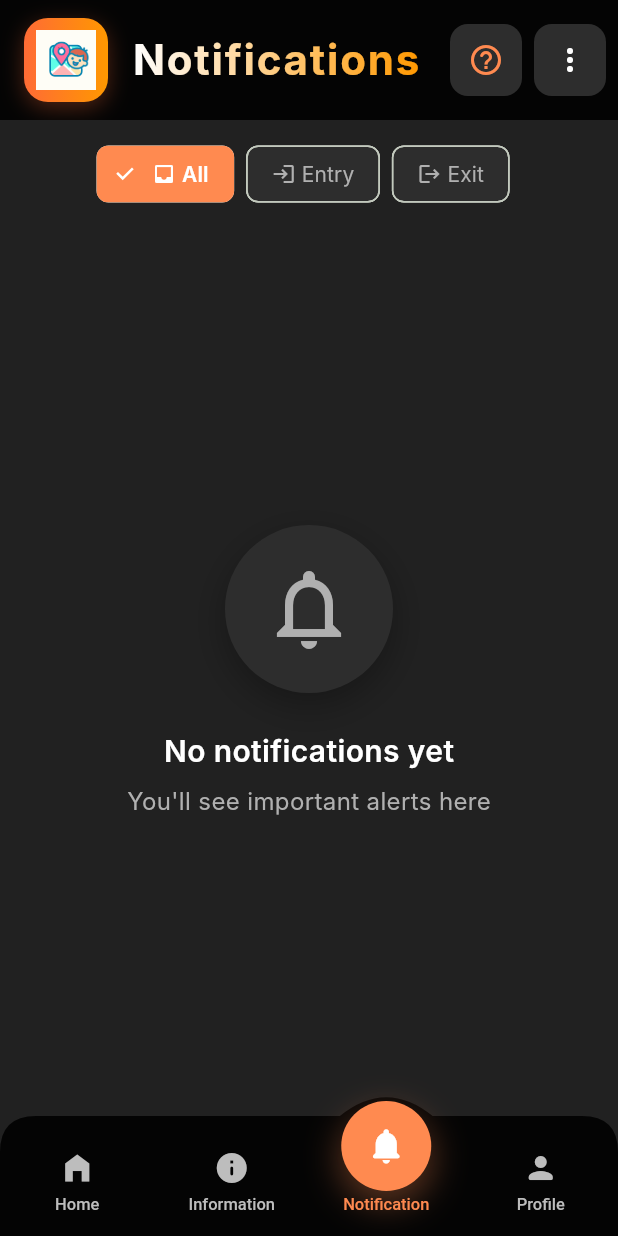
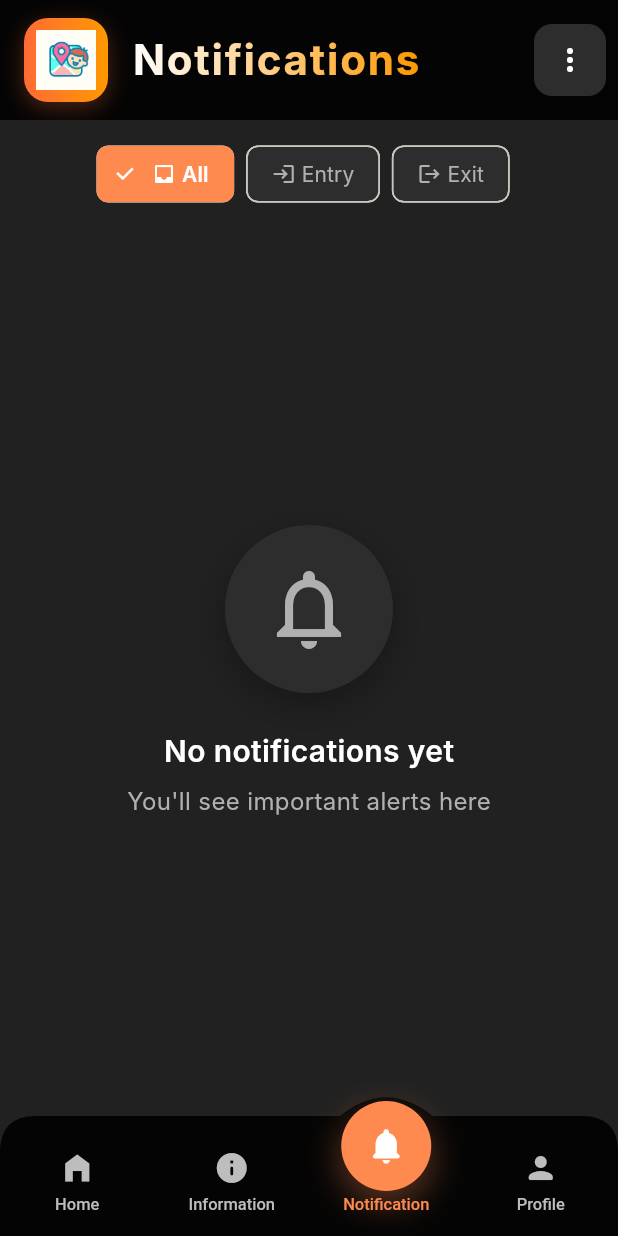
Before and after one commit to reymartjohneva/SafeSpot, a Flutter app: the screen it shows once a user with an empty profile is signed in, swiped to page 3, on a phone screen of 412 x 824 dp. Run offline on Flutter 3.47's test engine with Material 3 defaults, Android fonts, the phone set to English and light mode, and no system bars; our stand-ins replace flutter_map, geolocator, image_picker, latlong2, permission_handler, supabase_flutter; accounts and stored records are empty; network calls fail; Roboto replaces fonts that are missing (Inter).

Commit message:
feat: removed app guide on notification screen (Redundant)

```diff
--- a/lib/screens/notification_components/notification_app_bar.dart
+++ b/lib/screens/notification_components/notification_app_bar.dart
@@ -1,6 +1,5 @@
 import 'package:flutter/material.dart';
 import 'package:safe_spot/screens/notification_components/notification_colors.dart';
-import 'package:safe_spot/screens/app_guide_screen.dart';
 
 class NotificationAppBar extends StatelessWidget implements PreferredSizeWidget {
   final int unreadCount;
@@ -119,31 +118,6 @@ class NotificationAppBar extends StatelessWidget implements PreferredSizeWidget
         ),
       ),
       actions: [
-        // How to Use button
-        Container(
-          margin: const EdgeInsets.only(right: 8),
-          decoration: BoxDecoration(
-            color: NotificationColors.surfaceColor,
-            borderRadius: BorderRadius.circular(12),
-          ),
-          child: IconButton(
-            icon: const Icon(
-              Icons.help_outline_rounded,
-              color: Color(0xFFFF8A50),
-              size: 24,
-            ),
-            tooltip: 'How to Use',
-            onPressed: () {
-              Navigator.push(
-                context,
-                MaterialPageRoute(
-                  builder: (context) => const AppGuideScreen(),
-                ),
-              );
-            },
-          ),
-        ),
-        // Menu button
         Container(
           margin: const EdgeInsets.only(right: 8),
           decoration: BoxDecoration(
```
